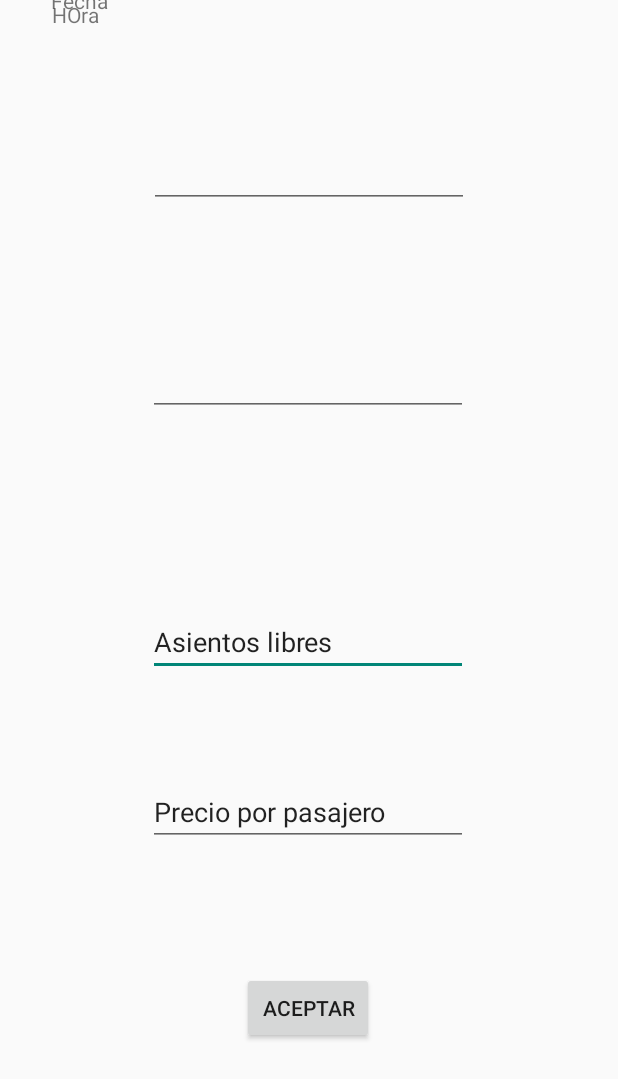
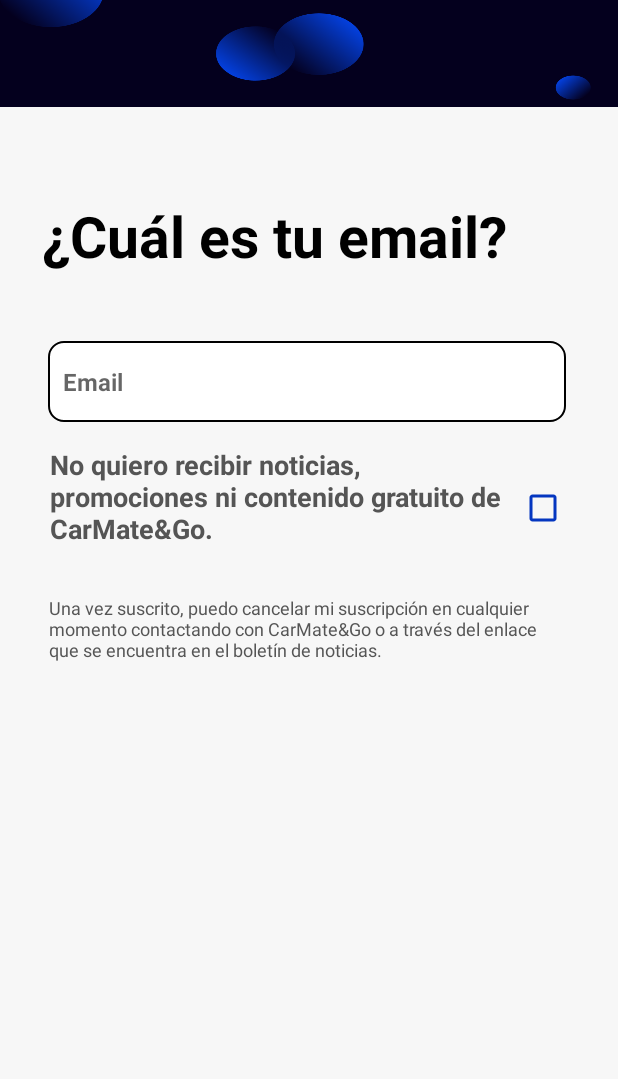
Before and after one commit to 14748/CarMateAndGo, an Android app built with Jetpack Compose: the screen it shows after launch (CreateRoute before the commit, RegisterEmail after it), after a tap on "CREAR", on a phone screen of 412 x 824 dp. Shown: the top 1079 px of the screen. Run offline under Robolectric (Android 15) with nearby library versions, the phone set to English and light mode, and no system bars; our stand-ins replace Firebase (no records; nobody signed in at launch, a user with empty details on screens opened directly); network calls fail.

Commit message:
ADD registro

```diff
--- a/app/build.gradle.kts
+++ b/app/build.gradle.kts
@@ -62,6 +62,7 @@ dependencies {
     implementation("androidx.compose.ui:ui-graphics")
     implementation("androidx.compose.ui:ui-tooling-preview")
     implementation("androidx.compose.material3:material3")
+    implementation("com.google.firebase:firebase-database:20.3.0")
     testImplementation("junit:junit:4.13.2")
     androidTestImplementation("androidx.test.ext:junit:1.1.5")
     androidTestImplementation("androidx.test.espresso:espresso-core:3.5.1")
--- a/app/src/main/java/org/cuatrovientos/blablacar/activities/MainActivity.java
+++ b/app/src/main/java/org/cuatrovientos/blablacar/activities/MainActivity.java
@@ -33,6 +33,7 @@ import com.google.firebase.database.ValueEventListener;
 
 import org.cuatrovientos.blablacar.BalanceActivity;
 import org.cuatrovientos.blablacar.R;
+import org.cuatrovientos.blablacar.activities.register.RegisterEmail;
 import org.cuatrovientos.blablacar.models.ORS.ApiService;
 import org.cuatrovientos.blablacar.models.ORS.Route;
 import org.cuatrovientos.blablacar.models.ORS.RouteResponse;
@@ -80,7 +81,7 @@ public class MainActivity extends AppCompatActivity implements OnMapReadyCallbac
         btnCreateRoute.setOnClickListener(new View.OnClickListener() {
             @Override
             public void onClick(View v) {
-                Intent intent = new Intent(MainActivity.this, CreateRoute.class);
+                Intent intent = new Intent(MainActivity.this, RegisterEmail.class);
                 startActivity(intent);
             }
         });
--- /dev/null
+++ b/app/src/main/java/org/cuatrovientos/blablacar/activities/register/RegisterEmail.java
@@ -0,0 +1,73 @@
+package org.cuatrovientos.blablacar.activities.register;
+
+import androidx.appcompat.app.AppCompatActivity;
+
+import android.content.Intent;
+import android.graphics.Color;
+import android.os.Bundle;
+import android.text.Editable;
+import android.text.TextWatcher;
+import android.view.View;
+import android.widget.EditText;
+import android.widget.ImageButton;
+
+import com.google.android.material.snackbar.Snackbar;
+
+import org.cuatrovientos.blablacar.R;
+
+import java.util.regex.Matcher;
+import java.util.regex.Pattern;
+
+public class RegisterEmail extends AppCompatActivity {
+
+    ImageButton nextPageBtn;
+    EditText email;
+    @Override
+    protected void onCreate(Bundle savedInstanceState) {
+        super.onCreate(savedInstanceState);
+        setContentView(R.layout.activity_register_email);
+        nextPageBtn = findViewById(R.id.btnNextPage);
+        email = findViewById(R.id.txtEmail);
+        email.addTextChangedListener(new TextWatcher() {
+            @Override
+            public void beforeTextChanged(CharSequence s, int start, int count, int after) { }
+            @Override
+            public void onTextChanged(CharSequence s, int start, int before, int count) {
+                String emailText = email.getText().toString();
+                if (emailText.contains("@")) {
+                    nextPageBtn.setVisibility(View.VISIBLE);
+                } else {
+                    nextPageBtn.setVisibility(View.INVISIBLE);
+                }
+            }
+            @Override
+            public void afterTextChanged(Editable s) { }
+        });
+
+        nextPageBtn.setOnClickListener(view -> {
+            String emailText = email.getText().toString();
+            if (validateEmail(emailText)){
+                //TODO: verificar que no existe usuario ya
+                Intent intent = new Intent(RegisterEmail.this, RegisterUser.class);
+                intent.putExtra( "email", emailText);
+                startActivity(intent);
+            }else {
+                errorMessage("Email no válido");
+            }
+        });
+    }
+    private boolean validateEmail(String email) {
+        String emailPattern = "^[a-zA-Z0-9_+&*-]+(?:\\.[a-zA-Z0-9_+&*-]+)*@(?:[a-zA-Z0-9-]+\\.)+[a-zA-Z]{2,7}$";
+        Pattern pattern = Pattern.compile(emailPattern);
+        Matcher matcher = pattern.matcher(email);
+        return matcher.matches();
+    }
+    private void errorMessage(String text){
+        nextPageBtn.setVisibility(View.INVISIBLE);
+        View contentView = findViewById(android.R.id.content);
+        Snackbar snackbar = Snackbar.make(contentView, text, Snackbar.LENGTH_SHORT);
+        snackbar.setTextColor(Color.RED);
+        snackbar.setBackgroundTint(Color.BLACK);
+        snackbar.show();
+    }
+}
--- /dev/null
+++ b/app/src/main/res/drawable/btn_round.xml
@@ -0,0 +1,8 @@
+<?xml version="1.0" encoding="utf-8"?>
+<shape xmlns:android="http://schemas.android.com/apk/res/android"
+    xmlns:tools="http://schemas.android.com/tools"
+    android:shape="rectangle"
+    tools:ignore="MissingDefaultResource">
+    <solid android:color="@color/black" />
+    <corners android:radius="100sp" />
+</shape>
--- /dev/null
+++ b/app/src/main/res/drawable/edittext_background.xml
@@ -0,0 +1,10 @@
+<?xml version="1.0" encoding="utf-8"?>
+<selector xmlns:android="http://schemas.android.com/apk/res/android">
+<item>
+    <shape android:shape="rectangle">
+        <solid android:color="#FFFFFF"/>
+        <corners android:radius="10dp"/>
+        <stroke android:color="@color/black" android:width="1dp"/>
+    </shape>
+</item>
+</selector>
--- /dev/null
+++ b/app/src/main/res/layout/activity_register_email.xml
@@ -0,0 +1,128 @@
+<?xml version="1.0" encoding="utf-8"?>
+<androidx.constraintlayout.widget.ConstraintLayout xmlns:android="http://schemas.android.com/apk/res/android"
+    xmlns:app="http://schemas.android.com/apk/res-auto"
+    xmlns:tools="http://schemas.android.com/tools"
+    android:layout_width="match_parent"
+    android:layout_height="match_parent"
+    android:background="#F7F7F7"
+    tools:context=".activities.register.RegisterEmail">
+
+    <ImageView
+        android:id="@+id/header_background"
+        android:layout_width="415dp"
+        android:layout_height="71dp"
+        android:contentDescription="Imagen de cabecera"
+        android:scaleType="fitXY"
+        app:layout_constraintEnd_toEndOf="parent"
+        app:layout_constraintHorizontal_bias="0.0"
+        app:layout_constraintStart_toStartOf="parent"
+        app:layout_constraintTop_toTopOf="parent"
+        app:srcCompat="@drawable/header_background"
+        tools:ignore="VisualLintBounds" />
+
+    <TextView
+        android:id="@+id/textView3"
+        android:layout_width="348dp"
+        android:layout_height="64dp"
+        android:layout_marginStart="28dp"
+        android:layout_marginTop="60dp"
+        android:text="¿Cuál es tu email?"
+        android:textColor="#000000"
+        android:textSize="38sp"
+        android:textStyle="bold"
+        app:layout_constraintStart_toStartOf="parent"
+        app:layout_constraintTop_toBottomOf="@+id/header_background" />
+
+    <EditText
+        android:id="@+id/txtEmail"
+        android:layout_width="345dp"
+        android:layout_height="54dp"
+        android:layout_marginStart="32dp"
+        android:layout_marginTop="32dp"
+        android:layout_marginEnd="32dp"
+        android:autofillHints=""
+        android:background="@drawable/edittext_background"
+        android:ems="10"
+        android:hint="Email"
+        android:inputType="textEmailAddress"
+        android:paddingStart="10sp"
+        android:paddingEnd="0sp"
+        android:shadowColor="#000000"
+        android:textAlignment="textStart"
+        android:textColor="#000000"
+        android:textSize="16sp"
+        android:textStyle="bold"
+        app:layout_constraintEnd_toEndOf="parent"
+        app:layout_constraintHorizontal_bias="0.0"
+        app:layout_constraintStart_toStartOf="parent"
+        app:layout_constraintTop_toBottomOf="@+id/textView3"
+        tools:ignore="TouchTargetSizeCheck,VisualLintTextFieldSize" />
+
+    <TextView
+        android:id="@+id/textView4"
+        android:layout_width="306dp"
+        android:layout_height="83dp"
+        android:layout_marginStart="24dp"
+        android:layout_marginTop="16dp"
+        android:layout_marginEnd="64dp"
+        android:text="No quiero recibir noticias, promociones ni contenido gratuito de CarMate&amp;Go."
+        android:textAlignment="textStart"
+        android:textColor="#555555"
+        android:textSize="18sp"
+        android:textStyle="bold"
+        app:layout_constraintEnd_toEndOf="parent"
+        app:layout_constraintStart_toStartOf="parent"
+        app:layout_constraintTop_toBottomOf="@+id/txtEmail"
+        tools:ignore="TextSizeCheck" />
+
+    <CheckBox
+        android:id="@+id/checkBox_spam"
+        android:layout_width="42dp"
+        android:layout_height="46dp"
+        android:layout_marginEnd="24dp"
+        android:buttonTint="#0436C0"
+        android:text="@string/whiteString"
+        android:textColor="#000000"
+        app:layout_constraintBottom_toBottomOf="@+id/textView4"
+        app:layout_constraintEnd_toEndOf="parent"
+        app:layout_constraintTop_toTopOf="@+id/textView4" />
+
+    <TextView
+        android:id="@+id/textView5"
+        android:layout_width="347dp"
+        android:layout_height="84dp"
+        android:layout_marginStart="24dp"
+        android:layout_marginTop="16dp"
+        android:layout_marginEnd="24dp"
+        android:text="Una vez suscrito, puedo cancelar mi suscripción en cualquier momento contactando con CarMate&amp;Go o a través del enlace que se encuentra en el boletín de noticias."
+        android:textAlignment="viewStart"
+        android:textColor="#555555"
+        android:textSize="12sp"
+        app:layout_constraintEnd_toEndOf="parent"
+        app:layout_constraintStart_toStartOf="parent"
+        app:layout_constraintTop_toBottomOf="@+id/textView4"
+        tools:ignore="VisualLintLongText" />
+
+    <ImageButton
+        android:id="@+id/btnNextPage"
+        android:layout_width="50dp"
+        android:layout_height="50dp"
+        android:layout_marginEnd="32dp"
+        android:layout_marginBottom="32dp"
+        android:background="@drawable/btn_round"
+        android:padding="16dp"
+        android:scaleType="fitXY"
+        android:src="@drawable/arrowderecha"
+        android:visibility="invisible"
+        app:layout_constraintBottom_toBottomOf="parent"
+        app:layout_constraintEnd_toEndOf="parent"
+        app:layout_constraintBottom_toTopOf="@id/guidelineBottom" />
+
+    <androidx.constraintlayout.widget.Guideline
+        android:id="@+id/guidelineBottom"
+        android:layout_width="wrap_content"
+        android:layout_height="wrap_content"
+        android:orientation="horizontal"
+        app:layout_constraintGuide_percent="1" />
+
+</androidx.constraintlayout.widget.ConstraintLayout>
--- a/app/src/main/res/values/strings.xml
+++ b/app/src/main/res/values/strings.xml
@@ -1,4 +1,5 @@
 <resources>
-    <string name="app_name">BlaBlaCar</string>
+    <string name="app_name">CarMate&amp;Go</string>
     <string name="title_activity_payment">PaymentActivity</string>
+    <string name="whiteString" />
 </resources>
```
Also changed, not shown: app/src/main/AndroidManifest.xml (+12 -0 lines), app/src/main/java/org/cuatrovientos/blablacar/activities/register/RegisterPassword.java (added, +16 -0 lines), app/src/main/java/org/cuatrovientos/blablacar/activities/register/RegisterUser.java (added, +104 -0 lines), app/src/main/res/layout/activity_register_password.xml (added, +122 -0 lines), app/src/main/res/layout/activity_register_user.xml (added, +144 -0 lines), app/src/main/res/drawable/arrowderecha.png (added), app/src/main/res/drawable/header_background.png (added).
